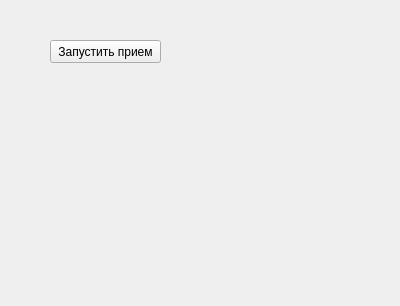
The window that image_process.ui (CMIDnavigation/Test) describes before a commit, drawn with Qt 5.
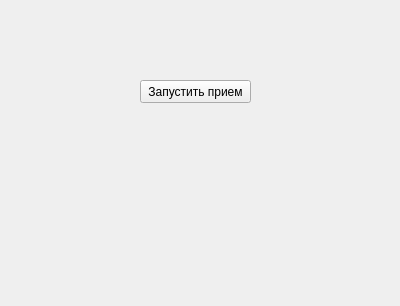
The same window after the commit.

Patch:
```diff
--- a/image_process.ui
+++ b/image_process.ui
@@ -16,8 +16,8 @@
   <widget class="QPushButton" name="btn_work_with_image">
    <property name="geometry">
     <rect>
-     <x>50</x>
-     <y>40</y>
+     <x>140</x>
+     <y>80</y>
      <width>111</width>
      <height>23</height>
     </rect>
```
